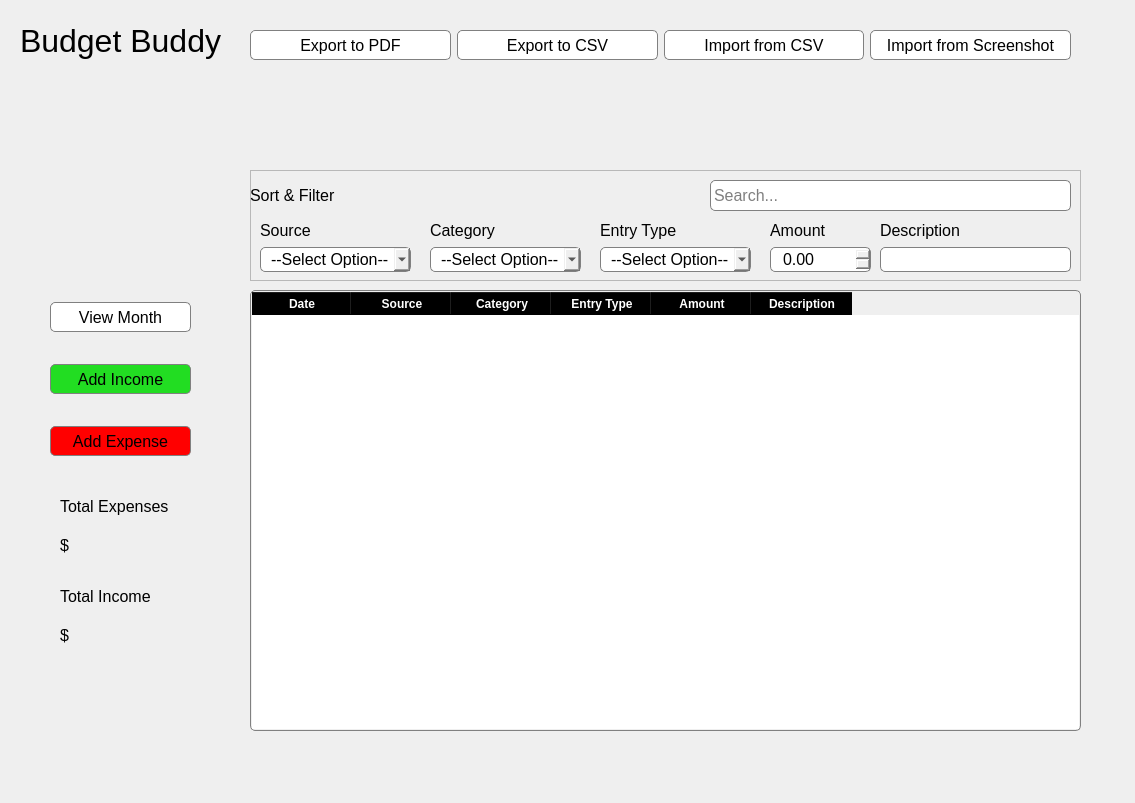
The window that welcomescreen.ui (j-bloom/BudgetBuddy) describes before a commit, drawn with Qt 5.
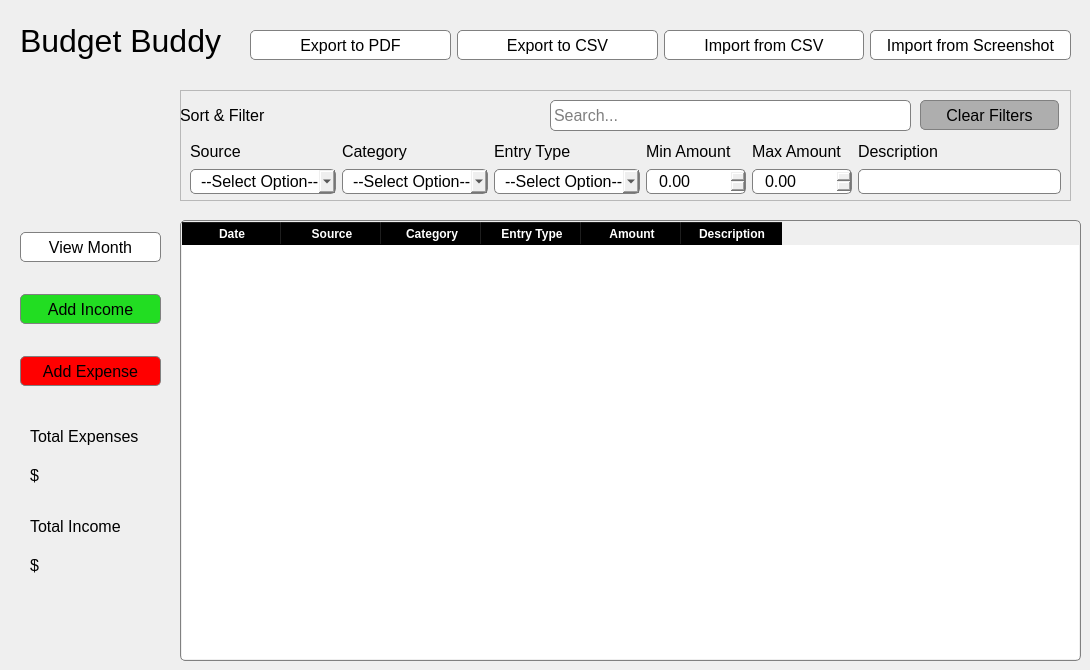
The same window after the commit.

Commit message: restructure element positioning for the welcomescreen UI

```diff
--- a/welcomescreen.ui
+++ b/welcomescreen.ui
@@ -6,8 +6,8 @@
    <rect>
     <x>0</x>
     <y>0</y>
-    <width>1135</width>
-    <height>803</height>
+    <width>1090</width>
+    <height>670</height>
    </rect>
   </property>
   <property name="windowTitle">
@@ -73,9 +73,9 @@
   <widget class="QTableWidget" name="MonthlyTableOverview">
    <property name="geometry">
     <rect>
-     <x>250</x>
-     <y>290</y>
-     <width>831</width>
+     <x>180</x>
+     <y>220</y>
+     <width>901</width>
      <height>441</height>
     </rect>
    </property>
@@ -198,8 +198,8 @@
   <widget class="QWidget" name="layoutWidget">
    <property name="geometry">
     <rect>
-     <x>50</x>
-     <y>290</y>
+     <x>20</x>
+     <y>220</y>
      <width>141</width>
      <height>181</height>
     </rect>
@@ -276,9 +276,9 @@
   <widget class="QFrame" name="frame">
    <property name="geometry">
     <rect>
-     <x>250</x>
-     <y>170</y>
-     <width>831</width>
+     <x>180</x>
+     <y>90</y>
+     <width>891</width>
      <height>111</height>
     </rect>
    </property>
@@ -288,15 +288,80 @@
    <property name="frameShadow">
     <enum>QFrame::Raised</enum>
    </property>
-   <widget class="QWidget" name="layoutWidget">
+   <widget class="QLineEdit" name="searchFilterInput">
+    <property name="geometry">
+     <rect>
+      <x>370</x>
+      <y>10</y>
+      <width>361</width>
+      <height>31</height>
+     </rect>
+    </property>
+    <property name="font">
+     <font>
+      <pointsize>12</pointsize>
+     </font>
+    </property>
+    <property name="placeholderText">
+     <string>Search...</string>
+    </property>
+   </widget>
+   <widget class="QLabel" name="SortAndFilterLabel">
+    <property name="geometry">
+     <rect>
+      <x>0</x>
+      <y>10</y>
+      <width>101</width>
+      <height>31</height>
+     </rect>
+    </property>
+    <property name="font">
+     <font>
+      <pointsize>12</pointsize>
+     </font>
+    </property>
+    <property name="text">
+     <string>Sort &amp; Filter</string>
+    </property>
+   </widget>
+   <widget class="QPushButton" name="clearFilterTableBtn">
+    <property name="geometry">
+     <rect>
+      <x>740</x>
+      <y>10</y>
+      <width>139</width>
+      <height>30</height>
+     </rect>
+    </property>
+    <property name="minimumSize">
+     <size>
+      <width>0</width>
+      <height>30</height>
+     </size>
+    </property>
+    <property name="font">
+     <font>
+      <pointsize>12</pointsize>
+     </font>
+    </property>
+    <property name="styleSheet">
+     <string notr="true">background-color:#AEAEAE</string>
+    </property>
+    <property name="text">
+     <string>Clear Filters</string>
+    </property>
+   </widget>
+   <widget class="QWidget" name="">
     <property name="geometry">
      <rect>
       <x>10</x>
       <y>50</y>
-      <width>151</width>
-      <height>52</height>
+      <width>871</width>
+      <height>54</height>
      </rect>
     </property>
+    <layout class="QHBoxLayout" name="horizontalLayout_2">
+     <item>
     <layout class="QVBoxLayout" name="verticalLayout_Source">
      <item>
       <widget class="QLabel" name="sourceSortLabel">
@@ -332,104 +397,11 @@
        <property name="placeholderText" stdset="0">
         <string>--Select Option--</string>
        </property>
-       <item>
-        <property name="text">
-         <string/>
-        </property>
-       </item>
-       <item>
-        <property name="text">
-         <string>Groceries</string>
-        </property>
-       </item>
-       <item>
-        <property name="text">
-         <string>Transportation</string>
-        </property>
-       </item>
-       <item>
-        <property name="text">
-         <string>Entertainment</string>
-        </property>
-       </item>
-       <item>
-        <property name="text">
-         <string>Pets</string>
-        </property>
-       </item>
-       <item>
-        <property name="text">
-         <string>Health</string>
-        </property>
-       </item>
-       <item>
-        <property name="text">
-         <string>Rent</string>
-        </property>
-       </item>
-       <item>
-        <property name="text">
-         <string>Other</string>
-        </property>
-       </item>
       </widget>
      </item>
     </layout>
-   </widget>
-   <widget class="QWidget" name="layoutWidget">
-    <property name="geometry">
-     <rect>
-      <x>520</x>
-      <y>50</y>
-      <width>101</width>
-      <height>52</height>
-     </rect>
-    </property>
-    <layout class="QVBoxLayout" name="verticalLayout_Amount">
-     <item>
-      <widget class="QLabel" name="amountSortLabel">
-       <property name="font">
-        <font>
-         <pointsize>12</pointsize>
-        </font>
-       </property>
-       <property name="text">
-        <string>Amount</string>
-       </property>
-      </widget>
      </item>
      <item>
-      <widget class="QDoubleSpinBox" name="amountSort">
-       <property name="minimumSize">
-        <size>
-         <width>0</width>
-         <height>25</height>
-        </size>
-       </property>
-       <property name="maximumSize">
-        <size>
-         <width>16777215</width>
-         <height>25</height>
-        </size>
-       </property>
-       <property name="font">
-        <font>
-         <pointsize>12</pointsize>
-        </font>
-       </property>
-      </widget>
-     </item>
-    </layout>
-   </widget>
-   <widget class="QWidget" name="layoutWidget">
-    <property name="geometry">
-     <rect>
-      <x>180</x>
-      <y>50</y>
-      <width>151</width>
-      <height>52</height>
-     </rect>
-    </property>
     <layout class="QVBoxLayout" name="verticalLayout_Category">
      <item>
       <widget class="QLabel" name="categorySortLabel">
@@ -467,7 +439,7 @@
        </property>
        <item>
         <property name="text">
-         <string/>
+           <string>All</string>
         </property>
        </item>
        <item>
@@ -528,16 +500,8 @@
       </widget>
      </item>
     </layout>
-   </widget>
-   <widget class="QWidget" name="layoutWidget">
-    <property name="geometry">
-     <rect>
-      <x>350</x>
-      <y>50</y>
-      <width>151</width>
-      <height>52</height>
-     </rect>
-    </property>
+     </item>
+     <item>
     <layout class="QVBoxLayout" name="verticalLayout_Entry">
      <item>
       <widget class="QLabel" name="entryTypeSortLabel">
@@ -575,7 +539,7 @@
        </property>
        <item>
         <property name="text">
-         <string/>
+           <string>All</string>
         </property>
        </item>
        <item>
@@ -591,19 +555,127 @@
       </widget>
      </item>
     </layout>
-   </widget>
-   <widget class="QWidget" name="layoutWidget">
-    <property name="geometry">
-     <rect>
-      <x>630</x>
-      <y>50</y>
-      <width>191</width>
-      <height>52</height>
-     </rect>
-    </property>
+     </item>
+     <item>
+      <layout class="QVBoxLayout" name="verticalLayout_Amount">
+       <item>
+        <widget class="QLabel" name="amountSortLabel">
+         <property name="sizePolicy">
+          <sizepolicy hsizetype="Preferred" vsizetype="Minimum">
+           <horstretch>0</horstretch>
+           <verstretch>0</verstretch>
+          </sizepolicy>
+         </property>
+         <property name="minimumSize">
+          <size>
+           <width>100</width>
+           <height>0</height>
+          </size>
+         </property>
+         <property name="font">
+          <font>
+           <pointsize>12</pointsize>
+          </font>
+         </property>
+         <property name="text">
+          <string>Min Amount</string>
+         </property>
+        </widget>
+       </item>
+       <item>
+        <widget class="QDoubleSpinBox" name="min_spinbox">
+         <property name="sizePolicy">
+          <sizepolicy hsizetype="Minimum" vsizetype="Minimum">
+           <horstretch>0</horstretch>
+           <verstretch>0</verstretch>
+          </sizepolicy>
+         </property>
+         <property name="minimumSize">
+          <size>
+           <width>100</width>
+           <height>25</height>
+          </size>
+         </property>
+         <property name="maximumSize">
+          <size>
+           <width>16777215</width>
+           <height>25</height>
+          </size>
+         </property>
+         <property name="font">
+          <font>
+           <pointsize>12</pointsize>
+          </font>
+         </property>
+        </widget>
+       </item>
+      </layout>
+     </item>
+     <item>
+      <layout class="QVBoxLayout" name="verticalLayout_Amount_5">
+       <item>
+        <widget class="QLabel" name="amountSortLabel_5">
+         <property name="sizePolicy">
+          <sizepolicy hsizetype="Preferred" vsizetype="Minimum">
+           <horstretch>0</horstretch>
+           <verstretch>0</verstretch>
+          </sizepolicy>
+         </property>
+         <property name="minimumSize">
+          <size>
+           <width>100</width>
+           <height>0</height>
+          </size>
+         </property>
+         <property name="font">
+          <font>
+           <pointsize>12</pointsize>
+          </font>
+         </property>
+         <property name="text">
+          <string>Max Amount</string>
+         </property>
+        </widget>
+       </item>
+       <item>
+        <widget class="QDoubleSpinBox" name="max_spinbox">
+         <property name="sizePolicy">
+          <sizepolicy hsizetype="Minimum" vsizetype="Minimum">
+           <horstretch>0</horstretch>
+           <verstretch>0</verstretch>
+          </sizepolicy>
+         </property>
+         <property name="minimumSize">
+          <size>
+           <width>100</width>
+           <height>25</height>
+          </size>
+         </property>
+         <property name="maximumSize">
+          <size>
+           <width>16777215</width>
+           <height>25</height>
+          </size>
+         </property>
+         <property name="font">
+          <font>
+           <pointsize>12</pointsize>
+          </font>
+         </property>
+        </widget>
+       </item>
+      </layout>
+     </item>
+     <item>
     <layout class="QVBoxLayout" name="verticalLayout_Dexcription">
      <item>
       <widget class="QLabel" name="descriptionSortLabel">
+         <property name="minimumSize">
+          <size>
+           <width>100</width>
+           <height>0</height>
+          </size>
+         </property>
        <property name="font">
         <font>
          <pointsize>12</pointsize>
@@ -616,6 +688,12 @@
      </item>
      <item>
       <widget class="QLineEdit" name="descriptionSort">
+         <property name="minimumSize">
+          <size>
+           <width>100</width>
+           <height>0</height>
+          </size>
+         </property>
        <property name="font">
         <font>
          <pointsize>12</pointsize>
@@ -624,49 +702,15 @@
       </widget>
      </item>
     </layout>
-   </widget>
-   <widget class="QLineEdit" name="searchFilterInput">
-    <property name="geometry">
-     <rect>
-      <x>460</x>
-      <y>10</y>
-      <width>361</width>
-      <height>31</height>
-     </rect>
-    </property>
-    <property name="font">
-     <font>
-      <pointsize>12</pointsize>
-     </font>
-    </property>
-    <property name="placeholderText">
-     <string>Search...</string>
-    </property>
-   </widget>
-   <widget class="QLabel" name="SortAndFilterLabel">
-    <property name="geometry">
-     <rect>
-      <x>0</x>
-      <y>10</y>
-      <width>101</width>
-      <height>31</height>
-     </rect>
-    </property>
-    <property name="font">
-     <font>
-      <pointsize>12</pointsize>
-     </font>
-    </property>
-    <property name="text">
-     <string>Sort &amp; Filter</string>
-    </property>
+     </item>
+    </layout>
    </widget>
   </widget>
   <widget class="QWidget" name="layoutWidget">
    <property name="geometry">
     <rect>
-     <x>60</x>
-     <y>580</y>
+     <x>30</x>
+     <y>510</y>
      <width>121</width>
      <height>71</height>
     </rect>
@@ -701,8 +745,8 @@
   <widget class="QWidget" name="layoutWidget">
    <property name="geometry">
     <rect>
-     <x>60</x>
-     <y>490</y>
+     <x>30</x>
+     <y>420</y>
      <width>121</width>
      <height>71</height>
     </rect>
```
Lines whose indentation alone changed are shown as unchanged.
